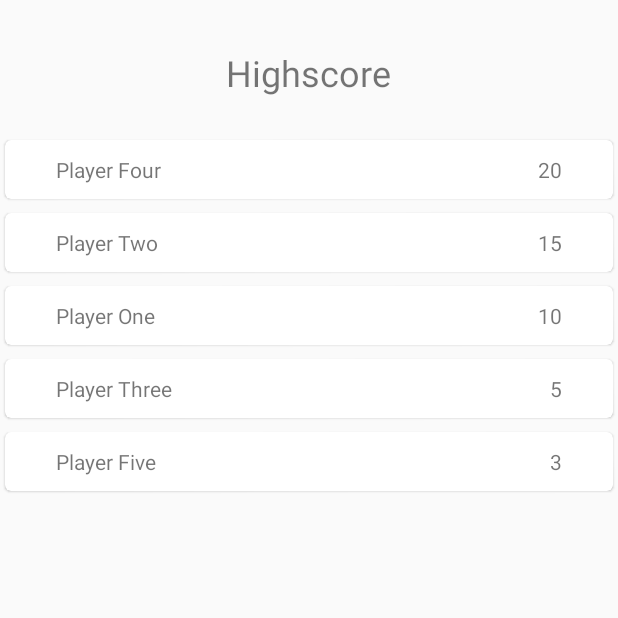
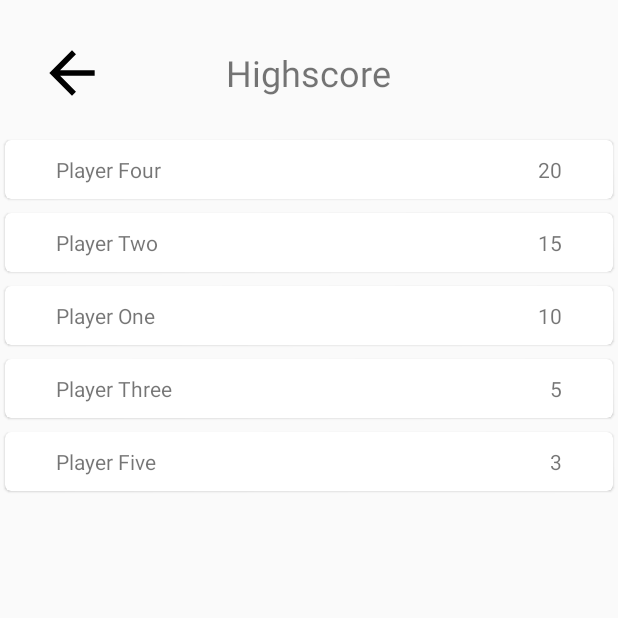
Before and after one commit to rchorngren/uznair, an Android app: the screen it shows after launch (HighScoreActivity), after a tap on "HIGHSCORE", on a phone screen of 412 x 824 dp, the top half of it. Run offline under Robolectric (Android 15) with nearby library versions, the light colour scheme and no system bars; 1 statement that could not run was skipped.

Commit message:
Disabled back button on all activities except MainActivity Added clickable back button on highscore (only visible when coming from MainActivity)

```diff
--- a/app/src/main/java/com/example/uznair/GameActivity.kt
+++ b/app/src/main/java/com/example/uznair/GameActivity.kt
@@ -133,4 +133,9 @@ class GameActivity : AppCompatActivity() {
         }
     }
 
+    override fun onBackPressed() {
+        var toastMessage = getString(R.string.no_back_button)
+        Toast.makeText(applicationContext, toastMessage, Toast.LENGTH_SHORT).show()
+    }
+
 }
--- a/app/src/main/java/com/example/uznair/HighScoreActivity.kt
+++ b/app/src/main/java/com/example/uznair/HighScoreActivity.kt
@@ -1,11 +1,15 @@
 package com.example.uznair
 
+import android.content.Context
 import android.content.Intent
 import androidx.appcompat.app.AppCompatActivity
 import android.os.Bundle
+import android.util.Log
 import android.view.View
 import android.widget.Button
+import android.widget.ImageView
 import android.widget.TextView
+import android.widget.Toast
 import androidx.core.view.isVisible
 import androidx.recyclerview.widget.LinearLayoutManager
 import androidx.recyclerview.widget.RecyclerView
@@ -17,6 +21,7 @@ class HighScoreActivity : AppCompatActivity() {
     var playerName : String = ""
     var comingFrom : String = ""
     lateinit var newGameButton : Button
+    lateinit var backButton : ImageView
 
     override fun onCreate(savedInstanceState: Bundle?) {
         super.onCreate(savedInstanceState)
@@ -28,12 +33,15 @@ class HighScoreActivity : AppCompatActivity() {
 
         newGameButton = findViewById(R.id.newGameButton)
         newGameButton.visibility = View.GONE
+        backButton = findViewById(R.id.backButtonImage)
 
         if(comingFrom == "GameActivity") {
-
             DataManager.highScore.add(Player(playerName, playerScore))
             newGameButton.visibility = View.VISIBLE
+            backButton.visibility = View.GONE
         }
+
+
 
 
         var sortedList = DataManager.highScore.sortedByDescending { it.score }
@@ -51,6 +59,10 @@ class HighScoreActivity : AppCompatActivity() {
         newGameButton.setOnClickListener {
             newGameButton()
         }
+
+        backButton.setOnClickListener {
+            finish()
+        }
     }
 
     fun newGameButton() {
@@ -65,4 +77,10 @@ class HighScoreActivity : AppCompatActivity() {
 
         startActivity(newGameIntent)
     }
+
+    override fun onBackPressed() {
+        var toastMessage = getString(R.string.no_back_button)
+        Toast.makeText(applicationContext, toastMessage, Toast.LENGTH_SHORT).show()
+    }
+
 }
--- a/app/src/main/res/layout/activity_high_score.xml
+++ b/app/src/main/res/layout/activity_high_score.xml
@@ -35,7 +35,7 @@
         android:id="@+id/newGameButton"
         android:layout_width="wrap_content"
         android:layout_height="wrap_content"
-        android:layout_marginTop="24dp"
+        android:layout_marginTop="30dp"
         android:layout_marginBottom="60dp"
         android:includeFontPadding="false"
         android:text="@string/new_game_button"
@@ -44,4 +44,16 @@
         app:layout_constraintStart_toStartOf="parent"
         app:layout_constraintTop_toBottomOf="@+id/highScoreRecyclerView" />
 
+    <ImageView
+        android:id="@+id/backButtonImage"
+        android:layout_width="45dp"
+        android:layout_height="53dp"
+        android:layout_marginStart="25dp"
+        android:layout_marginTop="22dp"
+        app:layout_constraintStart_toStartOf="parent"
+        app:layout_constraintTop_toTopOf="parent"
+        app:srcCompat="@drawable/abc_vector_test"
+        app:tint="#000000"
+        android:contentDescription="TODO" />
+
 </androidx.constraintlayout.widget.ConstraintLayout>
--- a/app/src/main/res/values/strings.xml
+++ b/app/src/main/res/values/strings.xml
@@ -24,4 +24,6 @@
     <string name="continue_button">Continue</string>
 
     <string name="new_game_button">New Game</string>
+
+    <string name="no_back_button">Back button is disabled</string>
 </resources>
```
Also changed, not shown: 1 other file.
